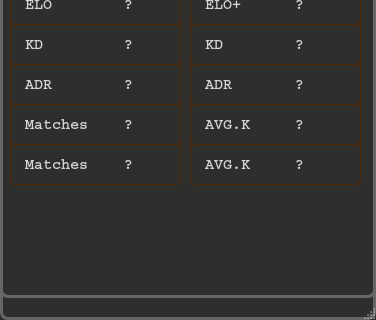
Before: the Qt Designer form mainwindow.ui in vixPP/FaceitStatsWidjet, drawn with Qt 5; both pictures show x 0 to 376 and y 246 to 566 of the 376 by 566 pixel window.
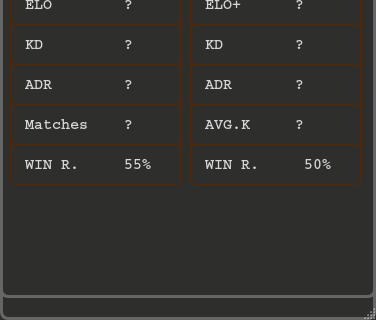
After: the same form once the commit is applied.

What changed in the file:
```diff
--- a/mainwindow.ui
+++ b/mainwindow.ui
@@ -232,7 +232,7 @@
 </string>
      </property>
      <property name="text">
-      <string>Matches    ?</string>
+      <string>WIN R.     55%</string>
      </property>
     </widget>
    </widget>
@@ -489,7 +489,7 @@
 </string>
      </property>
      <property name="text">
-      <string>AVG.K     ?</string>
+      <string>WIN R.     50%</string>
      </property>
     </widget>
    </widget>
@@ -932,8 +932,8 @@
    <widget class="QLabel" name="label_Errors">
     <property name="geometry">
      <rect>
-      <x>68</x>
-      <y>415</y>
+      <x>60</x>
+      <y>440</y>
       <width>231</width>
       <height>21</height>
      </rect>
```
